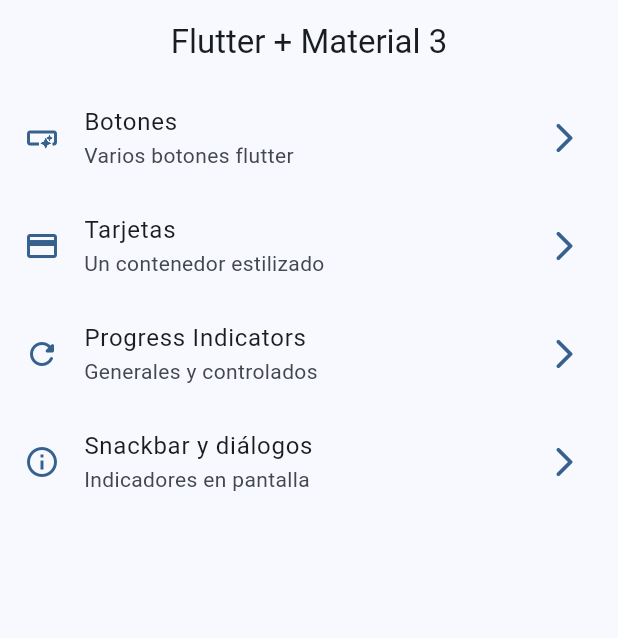
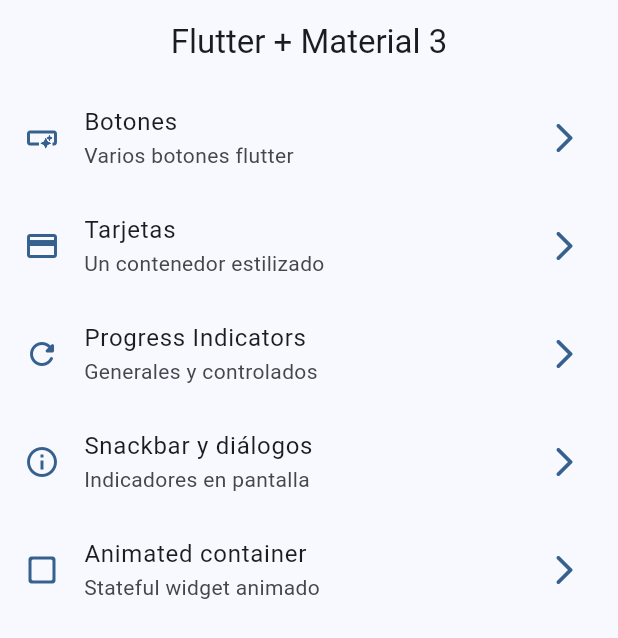
Before and after one commit to AugustSalas/widgets_app, a Flutter app: the screen it shows after launch, on a phone screen of 412 x 824 dp. Shown: the top 638 px of the screen. Run offline on Flutter 3.47's test engine with Material 3 defaults, Android fonts, the phone set to English and light mode, and no system bars; our stand-ins replace go_router.

Commit message:
animated container terminado

```diff
--- a/lib/config/menu/menu_items.dart
+++ b/lib/config/menu/menu_items.dart
@@ -39,4 +39,10 @@ const appMenuItems = <MenuItem>[
     link: '/snackbars',
     icon: Icons.info_outline,
   ),
+   MenuItem(
+    title: 'Animated container',
+    subTitle: 'Stateful widget animado',
+    link: '/animated',
+    icon: Icons.check_box_outline_blank_rounded,
+  ),
 ];
--- a/lib/config/router/app_router.dart
+++ b/lib/config/router/app_router.dart
@@ -27,5 +27,10 @@ final appRouter = GoRouter(initialLocation: '/', routes: [
      name: SnackbarScreen.name,
     builder: (context, state) => const SnackbarScreen(),
   ),
+  GoRoute(
+    path: '/animated',
+     name: AnimatedScreen.name,
+    builder: (context, state) => const AnimatedScreen(),
+  ),
 ],
 );
```
Also changed, not shown: lib/presentation/screens/animated/animated_screen.dart (+50 -3 lines).
